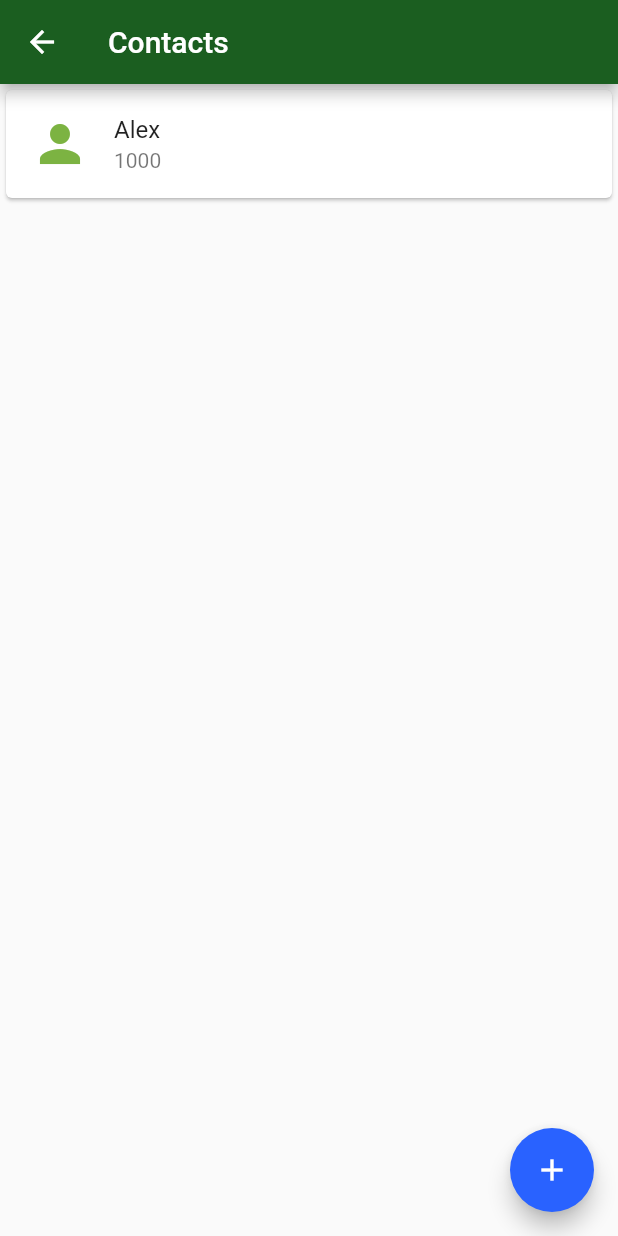
After one commit to andersonmoura109/bytebank2, a Flutter app: the screen it shows after launch, after a tap on "Contacts", on a phone screen of 412 x 824 dp. The commit adds this screen. Run offline on Flutter 3.47's test engine with Material 2 defaults, Android fonts, the phone set to English and light mode, and no system bars.

Commit message:
Created contacts_list screen and connected with dashboard screen

```diff
--- a/lib/main.dart
+++ b/lib/main.dart
@@ -1,3 +1,5 @@
+import 'package:bytebank2/screens/contact_list.dart';
+import 'package:bytebank2/screens/dashboard.dart';
 import 'package:flutter/material.dart';
 
 void main() {
@@ -33,52 +35,3 @@ class Bytebank extends StatelessWidget {
     );
   }
 }
-
-class Dashboard extends StatelessWidget {
-  const Dashboard({super.key});
-  @override
-  Widget build(BuildContext context) {
-    return Scaffold(
-      appBar: AppBar(
-        title: const Text('Dashboard'),
-      ),
-      body: Column(
-        mainAxisAlignment: MainAxisAlignment.spaceBetween,
-        crossAxisAlignment: CrossAxisAlignment.start,
-        children: [
-          Padding(
-            padding: const EdgeInsets.all(8.0),
-            child: Image.asset('assets/images/bytebank_logo.png'),
-          ),
-          Padding(
-            padding: const EdgeInsets.all(8.0),
-            child: Container(
-              padding: const EdgeInsets.all(8.0),
-              width: 150,
-              height: 100,
-              color: Theme.of(context).colorScheme.primary,
-              child: Column(
-                mainAxisAlignment: MainAxisAlignment.spaceBetween,
-                crossAxisAlignment: CrossAxisAlignment.start,
-                children: const [
-                  Icon(
-                    Icons.people,
-                    size: 24,
-                    color: Colors.white,
-                  ),
-                  Text(
-                    'Contacts',
-                    style: TextStyle(
-                      fontSize: 16.0,
-                      color: Colors.white,
-                    ),
-                  ),
-                ],
-              ),
-            ),
-          ),
-        ],
-      ),
-    );
-  }
-}
--- /dev/null
+++ b/lib/screens/contact_list.dart
@@ -0,0 +1,33 @@
+import 'package:flutter/material.dart';
+
+class ContactsList extends StatelessWidget {
+  const ContactsList({super.key});
+
+  @override
+  Widget build(BuildContext context) {
+    return Scaffold(
+      appBar: AppBar(
+        title: const Text('Contacts'),
+      ),
+      body: ListView(
+        children: [
+          Card(
+            child: ListTile(
+              leading: Icon(
+                Icons.person,
+                size: 40,
+                color: Colors.lightGreen.shade600,
+              ),
+              title: const Text('Alex'),
+              subtitle: const Text('1000'),
+            ),
+          )
+        ],
+      ),
+      floatingActionButton: FloatingActionButton(
+        onPressed: () {},
+        child: const Icon(Icons.add),
+      ),
+    );
+  }
+}
--- /dev/null
+++ b/lib/screens/dashboard.dart
@@ -0,0 +1,62 @@
+import 'package:bytebank2/screens/contact_list.dart';
+import 'package:flutter/material.dart';
+
+class Dashboard extends StatelessWidget {
+  const Dashboard({super.key});
+  @override
+  Widget build(BuildContext context) {
+    return Scaffold(
+      appBar: AppBar(
+        title: const Text('Dashboard'),
+      ),
+      body: Column(
+        mainAxisAlignment: MainAxisAlignment.spaceBetween,
+        crossAxisAlignment: CrossAxisAlignment.start,
+        children: [
+          Padding(
+            padding: const EdgeInsets.all(8.0),
+            child: Image.asset('assets/images/bytebank_logo.png'),
+          ),
+          Padding(
+            padding: const EdgeInsets.all(8.0),
+            child: Material(
+              color: Theme.of(context).colorScheme.primary,
+              child: InkWell(
+                onTap: () {
+                  Navigator.of(context).push(
+                    MaterialPageRoute(
+                      builder: (context) => const ContactsList(),
+                    ),
+                  );
+                },
+                child: Container(
+                  padding: const EdgeInsets.all(8.0),
+                  width: 150,
+                  height: 100,
+                  child: Column(
+                    mainAxisAlignment: MainAxisAlignment.spaceBetween,
+                    crossAxisAlignment: CrossAxisAlignment.start,
+                    children: const [
+                      Icon(
+                        Icons.people,
+                        size: 24,
+                        color: Colors.white,
+                      ),
+                      Text(
+                        'Contacts',
+                        style: TextStyle(
+                          fontSize: 16.0,
+                          color: Colors.white,
+                        ),
+                      ),
+                    ],
+                  ),
+                ),
+              ),
+            ),
+          ),
+        ],
+      ),
+    );
+  }
+}
```
